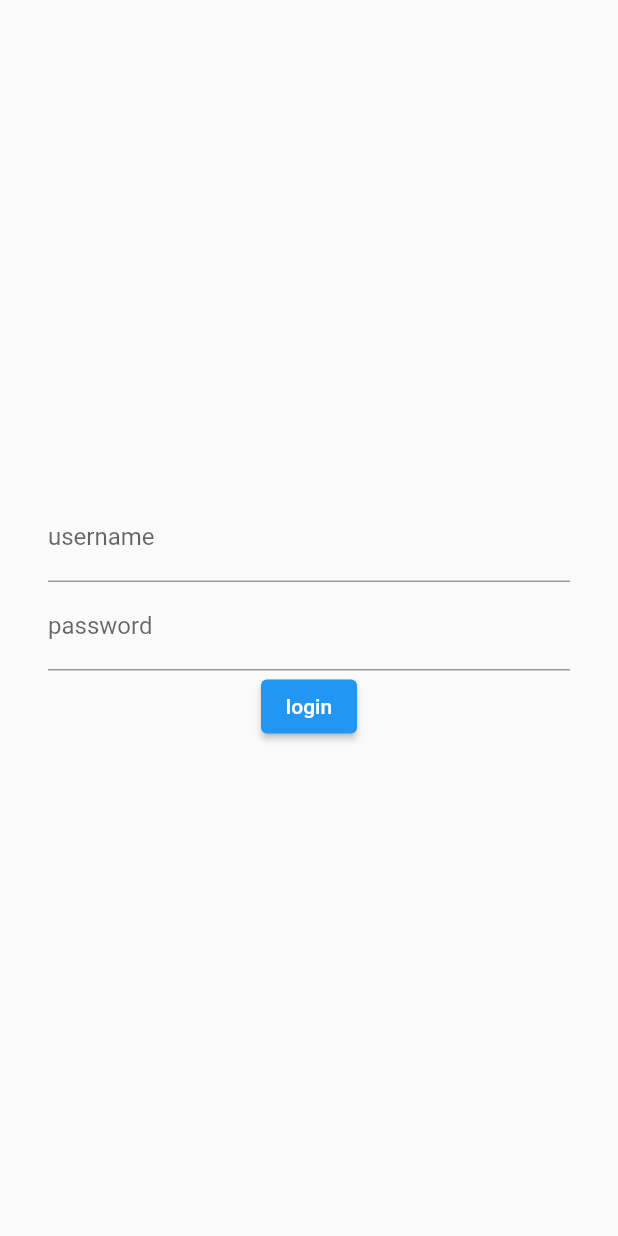
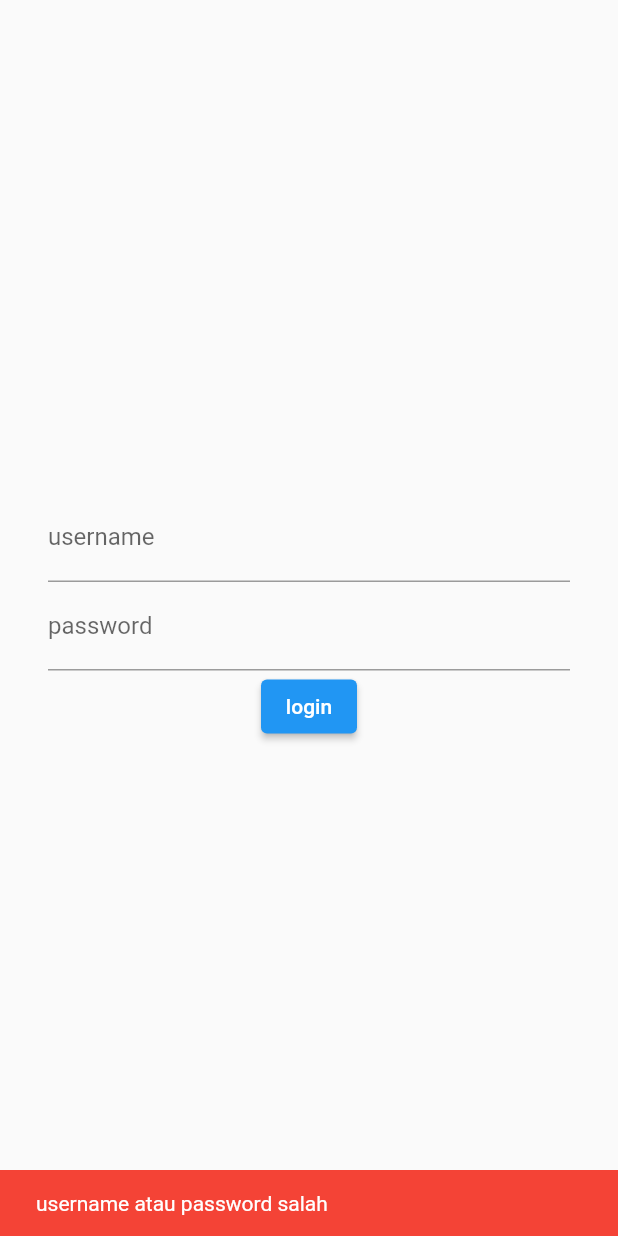
Before and after one commit to kanaydo/composing_b, a Flutter app: the screen it shows after launch, after a tap on "login", on a phone screen of 412 x 824 dp. Run offline on Flutter 3.47's test engine with Material 2 defaults, Android fonts, the light colour scheme and no system bars.

Commit message:
adding navigation to login page

```diff
--- a/lib/login_page.dart
+++ b/lib/login_page.dart
@@ -1,7 +1,11 @@
+import 'package:composing/main.dart';
 import 'package:flutter/material.dart';
 
 class LoginPage extends StatelessWidget {
-  const LoginPage({Key? key}) : super(key: key);
+  LoginPage({Key? key}) : super(key: key);
+
+  final usernameController = TextEditingController();
+  final passwordController = TextEditingController();
 
   @override
   Widget build(BuildContext context) {
@@ -12,12 +16,14 @@ class LoginPage extends StatelessWidget {
           mainAxisAlignment: MainAxisAlignment.center,
           children: [
             TextField(
+              controller: usernameController,
               decoration: InputDecoration(
                 label: Text('username'),
                 hintText: 'username'
               ),
             ),
             TextField(
+              controller: passwordController,
               decoration: InputDecoration(
                   label: Text('password'),
                   hintText: 'password'
@@ -25,7 +31,31 @@ class LoginPage extends StatelessWidget {
               obscureText: true,
             ),
             ElevatedButton(
-                onPressed: () {},
+                onPressed: () {
+                  final username = usernameController.text;
+                  final password = passwordController.text;
+                  if (username == 'user' && password == '123456') {
+                    ScaffoldMessenger.of(context).showSnackBar(
+                      SnackBar(
+                        content: Text('login berhasil'),
+                        backgroundColor: Colors.green,
+                      )
+                    );
+                    Navigator.push(
+                        context,
+                        MaterialPageRoute(
+                            builder: (context) => MyPage()
+                        )
+                    );
+                  } else {
+                    ScaffoldMessenger.of(context).showSnackBar(
+                        SnackBar(
+                          content: Text('username atau password salah'),
+                          backgroundColor: Colors.red,
+                        )
+                    );
+                  }
+                },
                 child: Text('login')
             )
           ],
--- a/lib/main.dart
+++ b/lib/main.dart
@@ -55,9 +55,9 @@ class MyPage extends StatelessWidget {
   @override
   Widget build(BuildContext context) {
     return Scaffold(
-      appBar: AppBar(
-        title: Text('latihan composing'),
-      ),
+      // appBar: AppBar(
+      //   // title: Text('latihan composing'),
+      // ),
       body: ListView.builder(
         itemCount: data.length,
         itemBuilder: (context, index) {
```
